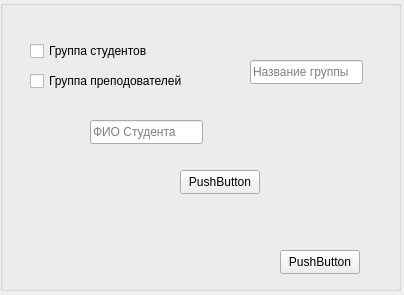
Above: client/Forms/AddGroup/addgroup.ui from sofinvalery/LMS before the change. Below: the same form after it.
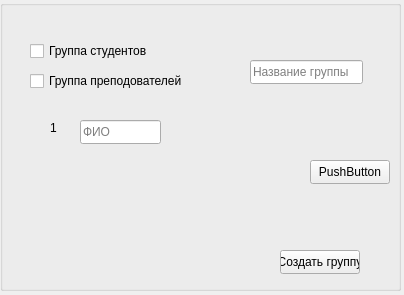
That is the form after the change.

Commit message: upgrade of added group widget

```diff
--- a/client/Forms/AddGroup/addgroup.ui
+++ b/client/Forms/AddGroup/addgroup.ui
@@ -64,19 +64,6 @@
      <string>Название группы</string>
     </property>
    </widget>
-   <widget class="QLineEdit" name="studentLineEdit">
-    <property name="geometry">
-     <rect>
-      <x>90</x>
-      <y>120</y>
-      <width>113</width>
-      <height>24</height>
-     </rect>
-    </property>
-    <property name="placeholderText">
-     <string>ФИО Студента</string>
-    </property>
-   </widget>
    <widget class="QPushButton" name="createButton">
     <property name="geometry">
      <rect>
@@ -87,20 +74,58 @@
      </rect>
     </property>
     <property name="text">
-     <string>PushButton</string>
+     <string>Создать группу</string>
     </property>
    </widget>
    <widget class="QPushButton" name="addButton">
     <property name="geometry">
      <rect>
-      <x>180</x>
-      <y>170</y>
+      <x>310</x>
+      <y>160</y>
       <width>80</width>
       <height>24</height>
      </rect>
     </property>
     <property name="text">
      <string>PushButton</string>
+    </property>
+    <property name="iconSize">
+     <size>
+      <width>40</width>
+      <height>40</height>
+     </size>
+    </property>
+   </widget>
+   <widget class="QLabel" name="numberLabel">
+    <property name="geometry">
+     <rect>
+      <x>50</x>
+      <y>120</y>
+      <width>21</width>
+      <height>16</height>
+     </rect>
+    </property>
+    <property name="text">
+     <string>1</string>
+    </property>
+   </widget>
+   <widget class="QLineEdit" name="studentLineEdit">
+    <property name="geometry">
+     <rect>
+      <x>80</x>
+      <y>120</y>
+      <width>81</width>
+      <height>24</height>
+     </rect>
+    </property>
+    <property name="inputMask">
+     <string/>
+    </property>
+    <property name="text">
+     <string/>
+    </property>
+    <property name="placeholderText">
+     <string>ФИО</string>
     </property>
    </widget>
   </widget>
```
The commit also changes 7 other files.
